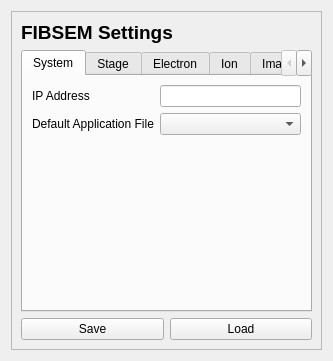
The window that fibsem/ui/qtdesigner_files/FibsemSettingsUI.ui (DeMarcoLab/fibsem) describes before a commit, drawn with Qt 5.
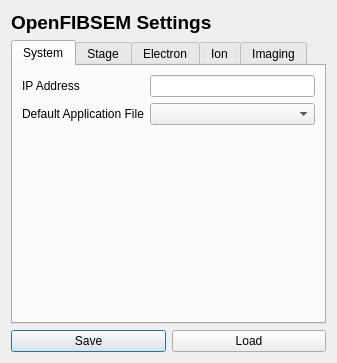
The same window after the commit. The open tabs and pages were chosen to show the change.

The edit to the form file:
```diff
--- a/fibsem/ui/qtdesigner_files/FibsemSettingsUI.ui
+++ b/fibsem/ui/qtdesigner_files/FibsemSettingsUI.ui
@@ -6,8 +6,8 @@
    <rect>
     <x>0</x>
     <y>0</y>
-    <width>332</width>
-    <height>361</height>
+    <width>337</width>
+    <height>363</height>
    </rect>
   </property>
   <property name="windowTitle">
@@ -15,14 +15,33 @@
   </property>
   <layout class="QGridLayout" name="gridLayout">
    <item row="2" column="0">
-    <widget class="QFrame" name="frame">
-     <property name="frameShape">
-      <enum>QFrame::StyledPanel</enum>
+    <widget class="QPushButton" name="pushButton_save_settings">
+     <property name="text">
+      <string>Save</string>
      </property>
-     <property name="frameShadow">
-      <enum>QFrame::Raised</enum>
+    </widget>
+   </item>
+   <item row="2" column="1">
+    <widget class="QPushButton" name="pushButton_load_settings">
+     <property name="text">
+      <string>Load</string>
      </property>
-     <layout class="QGridLayout" name="gridLayout_2">
+    </widget>
+   </item>
+   <item row="0" column="0" colspan="2">
+    <widget class="QLabel" name="label_title">
+     <property name="font">
+      <font>
+       <pointsize>14</pointsize>
+       <weight>75</weight>
+       <bold>true</bold>
+      </font>
+     </property>
+     <property name="text">
+      <string>OpenFIBSEM Settings</string>
+     </property>
+    </widget>
+   </item>
       <item row="1" column="0" colspan="2">
        <widget class="QTabWidget" name="tabWidget">
         <property name="currentIndex">
@@ -53,7 +72,7 @@
           <item row="1" column="1">
            <widget class="QComboBox" name="comboBox_system_application_file"/>
           </item>
-          <item row="2" column="0">
+       <item row="2" column="0" colspan="2">
            <spacer name="verticalSpacer">
             <property name="orientation">
              <enum>Qt::Vertical</enum>
@@ -410,37 +429,6 @@
           </item>
          </layout>
         </widget>
-       </widget>
-      </item>
-      <item row="10" column="0">
-       <widget class="QPushButton" name="pushButton_save_settings">
-        <property name="text">
-         <string>Save</string>
-        </property>
-       </widget>
-      </item>
-      <item row="0" column="0" colspan="2">
-       <widget class="QLabel" name="label_title">
-        <property name="font">
-         <font>
-          <pointsize>14</pointsize>
-          <weight>75</weight>
-          <bold>true</bold>
-         </font>
-        </property>
-        <property name="text">
-         <string>FIBSEM Settings</string>
-        </property>
-       </widget>
-      </item>
-      <item row="10" column="1">
-       <widget class="QPushButton" name="pushButton_load_settings">
-        <property name="text">
-         <string>Load</string>
-        </property>
-       </widget>
-      </item>
-     </layout>
     </widget>
    </item>
   </layout>
```
Left out of the diff: 2 changed lines with no effect on the pictures. Lines whose indentation alone changed are shown as unchanged.
